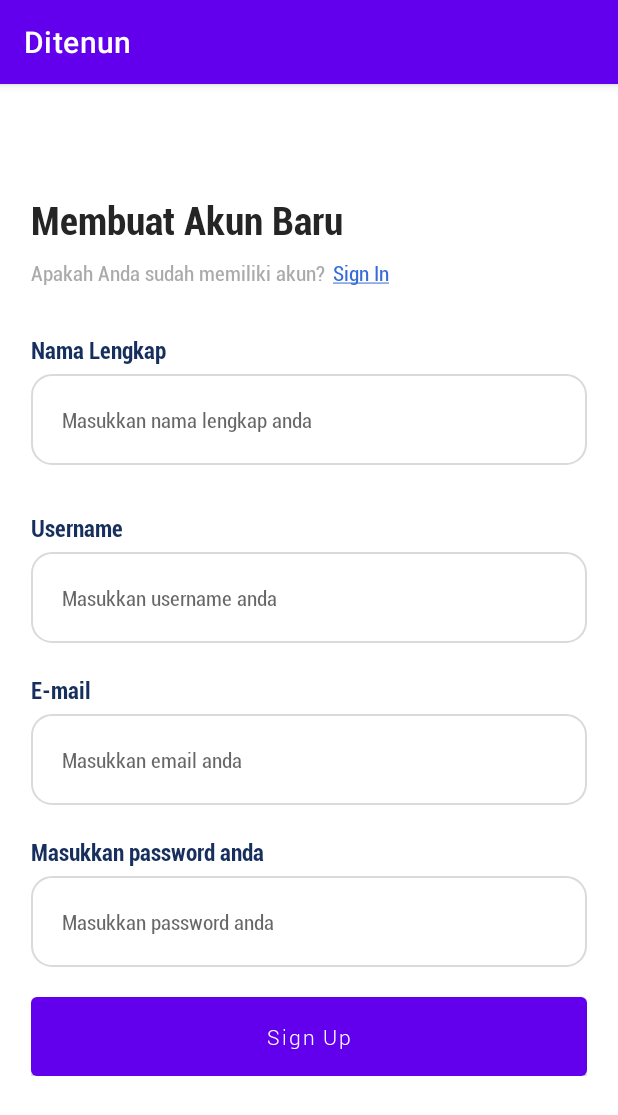
After one commit to if414028/ditenun_mobile, an Android app: the CommerceRegisterActivity screen opened directly, with no data from a screen before it, on a phone screen of 412 x 824 dp. The commit adds this screen. Shown: the top 1115 px of the screen. Run offline under Robolectric (Android 15) with nearby library versions, the phone set to English and light mode, and no system bars; our stand-ins replace data binding, sdp/ssp sizes.

Commit message:
[x] Create register activity

```diff
--- a/app/src/main/AndroidManifest.xml
+++ b/app/src/main/AndroidManifest.xml
@@ -15,6 +15,7 @@
         android:supportsRtl="true"
         android:theme="@style/Theme.Ditenun"
         android:usesCleartextTraffic="true">
+        <activity android:name=".activity.commerce.account.CommerceRegisterActivity"></activity>
         <activity
             android:name=".activity.commerce.account.CommerceLoginActivity"
             android:theme="@style/Theme.Design.Light.NoActionBar" />
--- a/app/src/main/java/com/example/ditenun/activity/commerce/account/AccountFragment.java
+++ b/app/src/main/java/com/example/ditenun/activity/commerce/account/AccountFragment.java
@@ -71,6 +71,9 @@ public class AccountFragment extends Fragment {
             UserConfiguration.getInstance().setLoggedIn(false);
             UserConfiguration.getInstance().setUsername("");
             UserConfiguration.getInstance().setEmail("");
+            UserConfiguration.getInstance().setUserId(null);
+            UserConfiguration.getInstance().setNickname("");
+
             Intent intent = new Intent(getContext(), MainActivity.class);
             intent.addFlags(Intent.FLAG_ACTIVITY_SINGLE_TOP);
             startActivity(intent);
--- a/app/src/main/java/com/example/ditenun/activity/commerce/account/CommerceLoginActivity.java
+++ b/app/src/main/java/com/example/ditenun/activity/commerce/account/CommerceLoginActivity.java
@@ -52,6 +52,11 @@ public class CommerceLoginActivity extends AppCompatActivity {
                 viewModel.doLogin(binding.email.getText().toString(), binding.password.getText().toString());
             }
         });
+
+        binding.gotoRegister.setOnClickListener(v -> {
+            Intent intent = new Intent(getApplicationContext(), CommerceRegisterActivity.class);
+            startActivity(intent);
+        });
     }
 
     private void observeLiveEvent() {
--- /dev/null
+++ b/app/src/main/java/com/example/ditenun/activity/commerce/account/CommerceRegisterActivity.java
@@ -0,0 +1,101 @@
+package com.example.ditenun.activity.commerce.account;
+
+import androidx.appcompat.app.AppCompatActivity;
+import androidx.databinding.DataBindingUtil;
+import androidx.lifecycle.Observer;
+import androidx.lifecycle.ViewModelProviders;
+
+import android.content.Intent;
+import android.os.Bundle;
+import android.view.View;
+
+import com.example.ditenun.R;
+import com.example.ditenun.activity.commerce.ProductDashboardActivity;
+import com.example.ditenun.activity.tenun.GenerateKristikActivity;
+import com.example.ditenun.databinding.ActivityCommerceRegisterBinding;
+import com.example.ditenun.utility.DialogUtility;
+import com.example.ditenun.utility.OnConfirmListener;
+import com.google.android.material.bottomsheet.BottomSheetDialog;
+
+public class CommerceRegisterActivity extends AppCompatActivity {
+
+    private ActivityCommerceRegisterBinding binding;
+    private CommerceRegisterViewModel viewModel;
+
+    @Override
+    protected void onCreate(Bundle savedInstanceState) {
+        super.onCreate(savedInstanceState);
+        binding = DataBindingUtil.setContentView(this, R.layout.activity_commerce_register);
+        viewModel = ViewModelProviders.of(this).get(CommerceRegisterViewModel.class);
+
+        initLayout();
+        observeViewModel();
+    }
+
+    private void initLayout() {
+        binding.register.setOnClickListener(v -> {
+            String fullName = binding.etRegisterFullName.getText().toString();
+            String username = binding.etRegisterUsername.getText().toString();
+            String email = binding.etRegisterEmail.getText().toString();
+            String password = binding.etRegisterPassword.getText().toString();
+
+            if (fullName.isEmpty()) {
+                binding.tvFullnameErrorMessage.setVisibility(View.VISIBLE);
+                binding.tvFullnameErrorMessage.setText("Nama lengkap tidak boleh kosong");
+            } else {
+                binding.tvFullnameErrorMessage.setVisibility(View.GONE);
+            }
+
+            if (username.isEmpty()) {
+                binding.tvUsernameErrorMessage.setVisibility(View.VISIBLE);
+                binding.tvUsernameErrorMessage.setText("Username tidak boleh kosong");
+            } else {
+                binding.tvUsernameErrorMessage.setVisibility(View.GONE);
+            }
+
+            if (email.isEmpty()) {
+                binding.tvEmailErrorMessage.setVisibility(View.VISIBLE);
+                binding.tvEmailErrorMessage.setText("Email tidak boleh kosong");
+            } else {
+                binding.tvEmailErrorMessage.setVisibility(View.GONE);
+            }
+
+            if (password.isEmpty()) {
+                binding.tvPasswordErrorMessage.setVisibility(View.VISIBLE);
+                binding.tvPasswordErrorMessage.setText("Password tidak boleh kosong");
+            } else {
+                binding.tvPasswordErrorMessage.setVisibility(View.GONE);
+            }
+
+            if (!fullName.isEmpty() && !username.isEmpty() && !email.isEmpty() && !password.isEmpty()) {
+                viewModel.doRegister(fullName, username, email, password);
+            }
+        });
+        binding.tvSignIn.setOnClickListener(v -> onBackPressed());
+    }
+
+    private void observeViewModel() {
+        viewModel.getSuccessRegister().observe(this, unused -> {
+            DialogUtility.getInstance().displayConfirmationDialog(this,
+                    R.drawable.ic_check_mark,
+                    getResources().getString(R.string.regsiter_success),
+                    getResources().getString(R.string.ok),
+                    null,
+                    false,
+                    new OnConfirmListener() {
+                        @Override
+                        public void onPositive(View view, BottomSheetDialog dialog) {
+                            dialog.dismiss();
+                            Intent intent = new Intent(getApplicationContext(), ProductDashboardActivity.class);
+                            startActivity(intent);
+                            finish();
+                        }
+
+                        @Override
+                        public void onNegative(View view, BottomSheetDialog dialog) {
+
+                        }
+                    });
+        });
+    }
+}
--- /dev/null
+++ b/app/src/main/java/com/example/ditenun/activity/commerce/account/CommerceRegisterViewModel.java
@@ -0,0 +1,34 @@
+package com.example.ditenun.activity.commerce.account;
+
+import android.app.Application;
+
+import androidx.annotation.NonNull;
+import androidx.lifecycle.AndroidViewModel;
+
+import com.example.ditenun.utility.SingleLiveEvent;
+import com.example.ditenun.utility.UserConfiguration;
+
+import org.jetbrains.annotations.NotNull;
+
+public class CommerceRegisterViewModel extends AndroidViewModel {
+
+    private SingleLiveEvent<Void> successRegister = new SingleLiveEvent<>();
+
+    public CommerceRegisterViewModel(@NonNull @NotNull Application application) {
+        super(application);
+    }
+
+    public void doRegister(String fullName, String username, String email, String password) {
+        UserConfiguration.getInstance().setLoggedIn(true);
+        UserConfiguration.getInstance().setEmail(email);
+        UserConfiguration.getInstance().setNickname(fullName);
+        UserConfiguration.getInstance().setUsername(username);
+        UserConfiguration.getInstance().setUserId(8);
+
+        successRegister.callFromBackgroundThread();
+    }
+
+    public SingleLiveEvent<Void> getSuccessRegister() {
+        return successRegister;
+    }
+}
--- a/app/src/main/java/com/example/ditenun/activity/tenun/GenerateKristikActivity.java
+++ b/app/src/main/java/com/example/ditenun/activity/tenun/GenerateKristikActivity.java
@@ -240,6 +240,7 @@ public class GenerateKristikActivity extends AppCompatActivity {
                 getResources().getString(R.string.keluartanpasimpan),
                 getResources().getString(R.string.kembali),
                 getResources().getString(R.string.tidak),
+                true,
                 new OnConfirmListener() {
                     @Override
                     public void onPositive(View view, BottomSheetDialog dialog) {
--- a/app/src/main/java/com/example/ditenun/activity/tenun/GenerateMotifActivity.java
+++ b/app/src/main/java/com/example/ditenun/activity/tenun/GenerateMotifActivity.java
@@ -253,6 +253,7 @@ public class GenerateMotifActivity extends AppCompatActivity {
                 getResources().getString(R.string.keluartanpasimpan),
                 getResources().getString(R.string.kembali),
                 getResources().getString(R.string.tidak),
+                true,
                 new OnConfirmListener() {
                     @Override
                     public void onPositive(View view, BottomSheetDialog dialog) {
--- a/app/src/main/java/com/example/ditenun/utility/DialogUtility.java
+++ b/app/src/main/java/com/example/ditenun/utility/DialogUtility.java
@@ -13,10 +13,11 @@ public class DialogUtility {
     private DialogUtility() {
     }
 
-    public void displayConfirmationDialog(Activity activity, int dialogImage, String info, String positiveButtonText, String negativeButtonText, OnConfirmListener listener) {
+    public void displayConfirmationDialog(Activity activity, int dialogImage, String info, String positiveButtonText, String negativeButtonText, boolean isCancelable, OnConfirmListener listener) {
         DitenunBottomAlert.Builder builder = new DitenunBottomAlert.Builder()
                 .setImgInfo(dialogImage)
                 .setInfo(info)
+                .setCancelable(isCancelable)
                 .setPositiveButtonText(positiveButtonText);
         if (negativeButtonText != null) {
             builder.setNegativeButtonText(negativeButtonText);
--- /dev/null
+++ b/app/src/main/res/drawable/ic_check_mark.xml
@@ -0,0 +1,21 @@
+<vector xmlns:android="http://schemas.android.com/apk/res/android"
+    android:width="512dp"
+    android:height="512dp"
+    android:viewportWidth="512.00006"
+    android:viewportHeight="512">
+  <path
+      android:pathData="m502.004,256c0,135.863 -110.141,246.004 -246.004,246.004s-246,-110.141 -246,-246.004 110.137,-246 246,-246 246.004,110.137 246.004,246zM502.004,256"
+      android:fillColor="#cbe558"/>
+  <path
+      android:pathData="m341.668,139.848 l-119.168,119.168 -52.164,-52.164 -56.57,56.57 52.164,52.164 56.57,56.566 175.734,-175.734zM341.668,139.848"
+      android:fillColor="#fff"/>
+  <path
+      android:fillColor="#FF000000"
+      android:pathData="m222.5,382.152c-2.652,0 -5.195,-1.055 -7.07,-2.93l-108.734,-108.73c-3.906,-3.906 -3.906,-10.238 0,-14.145l56.566,-56.566c3.906,-3.906 10.238,-3.906 14.145,0l45.094,45.094 112.094,-112.098c1.875,-1.875 4.422,-2.93 7.074,-2.93 2.648,0 5.195,1.055 7.07,2.93l56.566,56.57c3.906,3.902 3.906,10.234 0,14.141l-175.734,175.738c-1.875,1.875 -4.418,2.926 -7.07,2.926zM127.91,263.422 L222.5,358.012 384.094,196.418 341.668,153.988 229.57,266.086c-3.906,3.906 -10.238,3.906 -14.141,0l-45.094,-45.094zM127.91,263.422"/>
+  <path
+      android:fillColor="#FF000000"
+      android:pathData="m255.938,512c-6.531,0 -13.07,-0.25 -19.621,-0.75 -60.836,-4.664 -118.133,-31.027 -161.336,-74.227 -48.352,-48.355 -74.98,-112.641 -74.98,-181.023 0,-68.379 26.629,-132.668 74.98,-181.02 48.352,-48.352 112.641,-74.98 181.02,-74.98 68.383,0 132.668,26.629 181.023,74.98 43.199,43.203 69.563,100.5 74.227,161.336 4.613,60.176 -12.145,120.156 -47.184,168.898 -3.223,4.484 -9.473,5.504 -13.957,2.281s-5.504,-9.473 -2.281,-13.957c67.727,-94.207 57.234,-222.23 -24.949,-304.418 -92.016,-92.016 -241.738,-92.016 -333.754,0 -92.02,92.02 -92.02,241.738 0,333.758 82.184,82.18 210.211,92.676 304.418,24.945 4.484,-3.223 10.73,-2.199 13.957,2.285 3.223,4.484 2.199,10.73 -2.285,13.957 -43.438,31.227 -95.805,47.934 -149.277,47.934zM255.938,512"/>
+  <path
+      android:fillColor="#FF000000"
+      android:pathData="m429.953,439.953c-2.633,0 -5.211,-1.07 -7.07,-2.93 -1.859,-1.863 -2.93,-4.441 -2.93,-7.07 0,-2.633 1.07,-5.211 2.93,-7.07 1.859,-1.859 4.438,-2.93 7.07,-2.93 2.629,0 5.207,1.07 7.07,2.93 1.859,1.859 2.93,4.438 2.93,7.07 0,2.629 -1.07,5.207 -2.93,7.07 -1.863,1.859 -4.441,2.93 -7.07,2.93zM429.953,439.953"/>
+</vector>
--- /dev/null
+++ b/app/src/main/res/layout/activity_commerce_register.xml
@@ -0,0 +1,208 @@
+<?xml version="1.0" encoding="utf-8"?>
+<layout xmlns:android="http://schemas.android.com/apk/res/android"
+    xmlns:tools="http://schemas.android.com/tools">
+
+    <ScrollView
+        android:id="@+id/container"
+        android:layout_width="match_parent"
+        android:layout_height="match_parent"
+        android:background="#ffffff"
+        tools:context=".function.activity.RegisterActivity">
+
+        <LinearLayout
+            android:layout_width="match_parent"
+            android:layout_height="wrap_content"
+            android:orientation="vertical"
+            android:padding="@dimen/_16sdp">
+
+            <TextView
+                style="@style/Roboto.Bold.Condensed"
+                android:layout_width="match_parent"
+                android:layout_height="wrap_content"
+                android:layout_marginTop="@dimen/_40sdp"
+                android:text="@string/register_title"
+                android:textColor="@color/dark_grey"
+                android:textSize="@dimen/_20ssp" />
+
+            <LinearLayout
+                android:layout_width="match_parent"
+                android:layout_height="wrap_content"
+                android:layout_marginTop="@dimen/_6sdp"
+                android:orientation="horizontal">
+
+                <TextView
+                    style="@style/Roboto.Condensed"
+                    android:layout_width="wrap_content"
+                    android:layout_height="wrap_content"
+                    android:gravity="center_vertical"
+                    android:text="@string/register_desc"
+                    android:textColor="@color/grey_aaaaaa" />
+
+                <TextView
+                    android:id="@+id/tv_sign_in"
+                    style="@style/Roboto.Condensed"
+                    android:layout_width="wrap_content"
+                    android:layout_height="wrap_content"
+                    android:layout_marginLeft="@dimen/_4sdp"
+                    android:gravity="center_vertical"
+                    android:text="@string/underlines_sign_in"
+                    android:textColor="@color/blue_356cd3" />
+
+            </LinearLayout>
+
+            <TextView
+                style="@style/Roboto.Bold.Condensed"
+                android:layout_width="match_parent"
+                android:layout_height="wrap_content"
+                android:layout_marginTop="@dimen/_24sdp"
+                android:text="@string/full_name"
+                android:textColor="@color/dark_blue"
+                android:textSize="@dimen/_12ssp"
+                android:textStyle="bold" />
+
+            <EditText
+                android:id="@+id/et_register_full_name"
+                style="@style/Roboto.Condensed"
+                android:layout_width="match_parent"
+                android:layout_height="wrap_content"
+                android:layout_gravity="center"
+                android:layout_marginTop="@dimen/_4sdp"
+                android:background="@drawable/edittext_rounded"
+                android:hint="@string/register_full_name_hint"
+                android:inputType="textPersonName"
+                android:padding="@dimen/_16sdp"
+                android:scaleType="fitCenter" />
+
+            <TextView
+                android:id="@+id/tv_fullname_error_message"
+                style="@style/Roboto.Light"
+                android:layout_width="match_parent"
+                android:layout_height="wrap_content"
+                android:layout_marginTop="@dimen/_4sdp"
+                android:textColor="@color/calmRed"
+                android:textSize="@dimen/_10ssp"
+                android:textStyle="bold"
+                android:visibility="gone"
+                tools:text="Username error" />
+
+            <TextView
+                style="@style/Roboto.Bold.Condensed"
+                android:layout_width="match_parent"
+                android:layout_height="wrap_content"
+                android:layout_marginTop="@dimen/_24sdp"
+                android:text="@string/username"
+                android:textColor="@color/dark_blue"
+                android:textSize="@dimen/_12ssp"
+                android:textStyle="bold" />
+
+            <EditText
+                android:id="@+id/et_register_username"
+                style="@style/Roboto.Condensed"
+                android:layout_width="match_parent"
+                android:layout_height="wrap_content"
+                android:layout_gravity="center"
+                android:layout_marginTop="@dimen/_4sdp"
+                android:background="@drawable/edittext_rounded"
+                android:hint="@string/register_username_hint"
+                android:inputType="textPersonName"
+                android:padding="@dimen/_16sdp"
+                android:scaleType="fitCenter" />
+
+            <TextView
+                android:id="@+id/tv_username_error_message"
+                style="@style/Roboto.Light"
+                android:layout_width="match_parent"
+                android:layout_height="wrap_content"
+                android:layout_marginTop="@dimen/_4sdp"
+                android:textColor="@color/calmRed"
+                android:textSize="@dimen/_10ssp"
+                android:textStyle="bold"
+                android:visibility="gone"
+                tools:text="Username error" />
+
+            <TextView
+                style="@style/Roboto.Bold.Condensed"
+                android:layout_width="match_parent"
+                android:layout_height="wrap_content"
+                android:layout_marginTop="@dimen/_16sdp"
+                android:text="@string/register_email"
+                android:textColor="@color/dark_blue"
+                android:textSize="@dimen/_12ssp"
+                android:textStyle="bold" />
+
+            <EditText
+                android:id="@+id/et_register_email"
+                style="@style/Roboto.Condensed"
+                android:layout_width="match_parent"
+                android:layout_height="wrap_content"
+                android:layout_gravity="center"
+                android:layout_marginTop="@dimen/_4sdp"
+                android:background="@drawable/edittext_rounded"
+                android:hint="@string/register_email_hint"
+                android:inputType="textEmailAddress"
+                android:padding="@dimen/_16sdp"
+                android:scaleType="fitCenter" />
+
+            <TextView
+                android:id="@+id/tv_email_error_message"
+                style="@style/Roboto.Light"
+                android:layout_width="match_parent"
+                android:layout_height="wrap_content"
+                android:layout_marginTop="@dimen/_4sdp"
+                android:textColor="@color/calmRed"
+                android:textSize="@dimen/_10ssp"
+                android:textStyle="bold"
+                android:visibility="gone"
+                tools:text="Username error" />
+
+            <TextView
+                style="@style/Roboto.Bold.Condensed"
+                android:layout_width="match_parent"
+                android:layout_height="wrap_content"
+                android:layout_marginTop="@dimen/_16sdp"
+                android:text="@string/password"
+                android:textColor="@color/dark_blue"
+                android:textSize="@dimen/_12ssp"
+                android:textStyle="bold" />
+
+            <EditText
+                android:id="@+id/et_register_password"
+                style="@style/Roboto.Condensed"
+                android:layout_width="match_parent"
+                android:layout_height="wrap_content"
+                android:layout_gravity="center"
+                android:layout_marginTop="@dimen/_4sdp"
+                android:background="@drawable/edittext_rounded"
+                android:hint="@string/password"
+                android:inputType="textPassword"
+                android:padding="@dimen/_16sdp"
+                android:scaleType="fitCenter" />
+
+            <TextView
+                android:id="@+id/tv_password_error_message"
+                style="@style/Roboto.Light"
+                android:layout_width="match_parent"
+                android:layout_height="wrap_content"
+                android:layout_marginTop="@dimen/_4sdp"
+                android:textColor="@color/calmRed"
+                android:textSize="@dimen/_10ssp"
+                android:textStyle="bold"
+                android:visibility="gone"
+                tools:text="Username error" />
+
+            <Button
+                android:id="@+id/register"
+                style="@style/Roboto.Light"
+                android:layout_width="match_parent"
+                android:layout_height="wrap_content"
+                android:layout_gravity="center"
+                android:layout_marginTop="20dp"
+                android:background="@drawable/main_button"
+                android:padding="@dimen/_8sdp"
+                android:text="@string/sign_up"
+                android:textAllCaps="false"
+                android:textColor="@color/white" />
+        </LinearLayout>
+
+    </ScrollView>
+</layout>
--- a/app/src/main/res/values/strings.xml
+++ b/app/src/main/res/values/strings.xml
@@ -252,11 +252,16 @@
     <string name="login_desc">Apakah Anda belum memiliki akun?</string>
     <string name="email">Username / E-mail</string>
     <string name="email_hint">Masukkan username / email anda</string>
-    <string name="password">Masukkan password</string>
+    <string name="password">Masukkan password anda</string>
     <string name="remember_me">Remember me</string>
     <string name="forgot_password">Lupa password?</string>
     <string name="sign_in">Sign In</string>
     <string name="underlines_sign_in"><u>Sign In</u></string>
+    <string name="register_email">E-mail</string>
+    <string name="register_email_hint">Masukkan email anda</string>
+    <string name="register_username">Username</string>
+    <string name="register_username_hint">Masukkan username anda</string>
+    <string name="register_full_name_hint">Masukkan nama lengkap anda</string>
 
     <!--Register-->
     <string name="register_title">Membuat Akun Baru</string>
@@ -362,4 +367,5 @@
     <!-- Acoount -->
     <string name="username_empty">Username tidak boleh kosong</string>
     <string name="password_empty">Password tidak boleh kosong</string>
+    <string name="regsiter_success">Registrasi berhasil</string>
 </resources>
```
